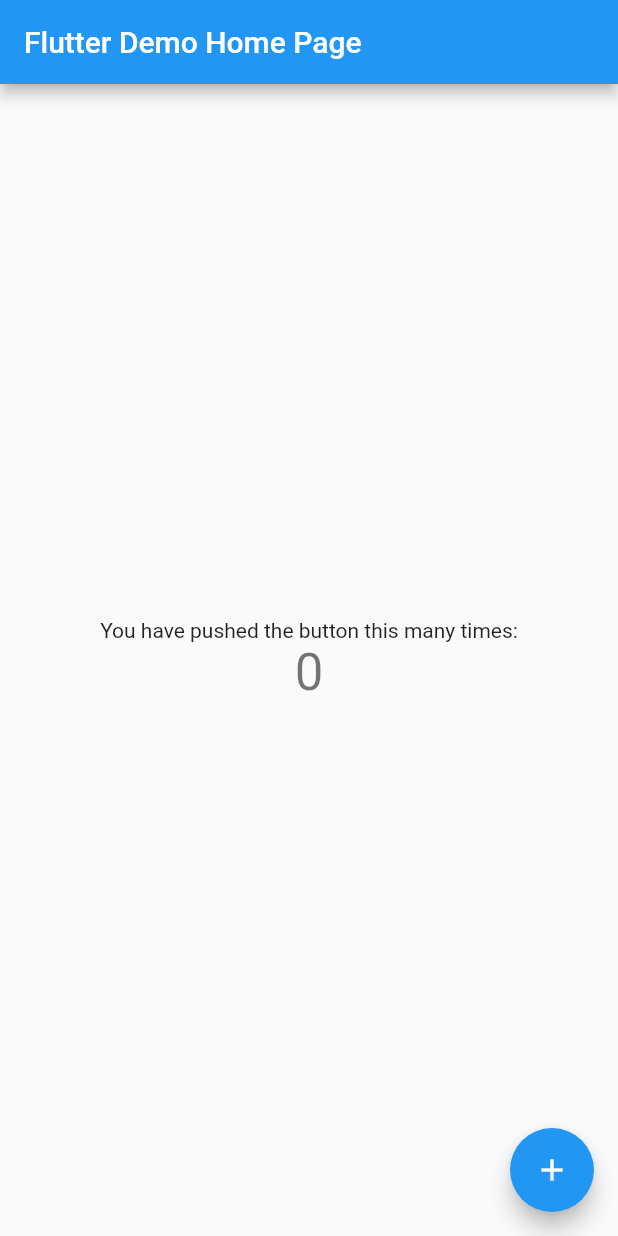
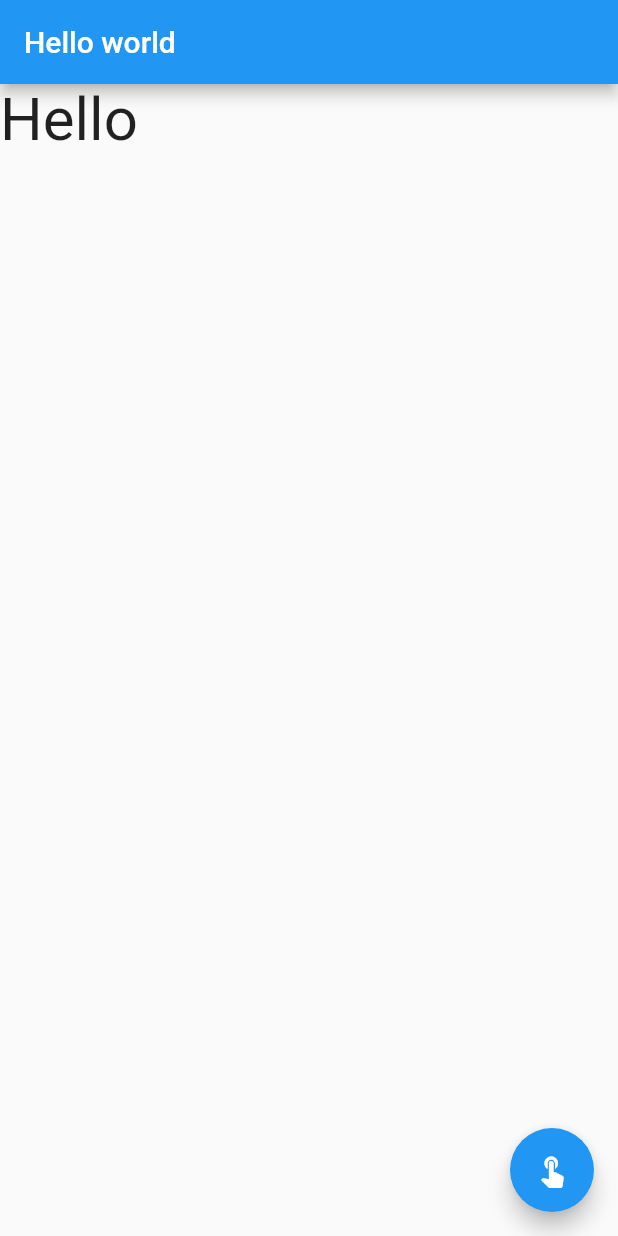
Before and after one commit to Space-Panda/App_Dev_Flutter_Practice, a Flutter app: the screen it shows after launch, on a phone screen of 412 x 824 dp. Run offline on Flutter 3.47's test engine with Material 2 defaults, Android fonts, the phone set to English and light mode, and no system bars.

Commit message:
Word Change

```diff
--- a/flutter_application_example_1/lib/main.dart
+++ b/flutter_application_example_1/lib/main.dart
@@ -1,115 +1,58 @@
 import 'package:flutter/material.dart';
 
 void main() {
-  runApp(const MyApp());
+  runApp(MyApp());
 }
 
 class MyApp extends StatelessWidget {
-  const MyApp({Key? key}) : super(key: key);
-
-  // This widget is the root of your application.
   @override
   Widget build(BuildContext context) {
     return MaterialApp(
       title: 'Flutter Demo',
       theme: ThemeData(
-        // This is the theme of your application.
-        //
-        // Try running your application with "flutter run". You'll see the
-        // application has a blue toolbar. Then, without quitting the app, try
-        // changing the primarySwatch below to Colors.green and then invoke
-        // "hot reload" (press "r" in the console where you ran "flutter run",
-        // or simply save your changes to "hot reload" in a Flutter IDE).
-        // Notice that the counter didn't reset back to zero; the application
-        // is not restarted.
         primarySwatch: Colors.blue,
       ),
-      home: const MyHomePage(title: 'Flutter Demo Home Page'),
+      home: MyHomePage(),
     );
   }
 }
 
 class MyHomePage extends StatefulWidget {
-  const MyHomePage({Key? key, required this.title}) : super(key: key);
-
-  // This widget is the home page of your application. It is stateful, meaning
-  // that it has a State object (defined below) that contains fields that affect
-  // how it looks.
-
-  // This class is the configuration for the state. It holds the values (in this
-  // case the title) provided by the parent (in this case the App widget) and
-  // used by the build method of the State. Fields in a Widget subclass are
-  // always marked "final".
-
-  final String title;
-
   @override
-  State<MyHomePage> createState() => _MyHomePageState();
+  _MyHomePageState createState() => _MyHomePageState();
 }
 
 class _MyHomePageState extends State<MyHomePage> {
-  int _counter = 0;
-
-  void _incrementCounter() {
-    setState(() {
-      // This call to setState tells the Flutter framework that something has
-      // changed in this State, which causes it to rerun the build method below
-      // so that the display can reflect the updated values. If we changed
-      // _counter without calling setState(), then the build method would not be
-      // called again, and so nothing would appear to happen.
-      _counter++;
-    });
-  }
+  var _indicator = 0;
+  var _text = 'Hello';
 
   @override
   Widget build(BuildContext context) {
-    // This method is rerun every time setState is called, for instance as done
-    // by the _incrementCounter method above.
-    //
-    // The Flutter framework has been optimized to make rerunning build methods
-    // fast, so that you can just rebuild anything that needs updating rather
-    // than having to individually change instances of widgets.
     return Scaffold(
       appBar: AppBar(
-        // Here we take the value from the MyHomePage object that was created by
-        // the App.build method, and use it to set our appbar title.
-        title: Text(widget.title),
+        title: Text('Hello world'),
       ),
-      body: Center(
-        // Center is a layout widget. It takes a single child and positions it
-        // in the middle of the parent.
-        child: Column(
-          // Column is also a layout widget. It takes a list of children and
-          // arranges them vertically. By default, it sizes itself to fit its
-          // children horizontally, and tries to be as tall as its parent.
-          //
-          // Invoke "debug painting" (press "p" in the console, choose the
-          // "Toggle Debug Paint" action from the Flutter Inspector in Android
-          // Studio, or the "Toggle Debug Paint" command in Visual Studio Code)
-          // to see the wireframe for each widget.
-          //
-          // Column has various properties to control how it sizes itself and
-          // how it positions its children. Here we use mainAxisAlignment to
-          // center the children vertically; the main axis here is the vertical
-          // axis because Columns are vertical (the cross axis would be
-          // horizontal).
-          mainAxisAlignment: MainAxisAlignment.center,
-          children: <Widget>[
-            const Text(
-              'You have pushed the button this many times:',
-            ),
-            Text(
-              '$_counter',
-              style: Theme.of(context).textTheme.headline4,
-            ),
-          ],
-        ),
+      body: Text(
+        _text,
+        style: TextStyle(fontSize: 40),
       ),
       floatingActionButton: FloatingActionButton(
-        onPressed: _incrementCounter,
-        tooltip: 'Increment',
-        child: const Icon(Icons.add),
-      ), // This trailing comma makes auto-formatting nicer for build methods.
+        onPressed: () => {
+          setState(() => {
+                if (_indicator == 0)
+                  {
+                    _text = 'World',
+                    _indicator++,
+                  }
+                else
+                  {
+                    _text = 'Hello',
+                    _indicator--,
+                  }
+              })
+        },
+        child: Icon(Icons.touch_app),
+      ),
     );
   }
 }
```
